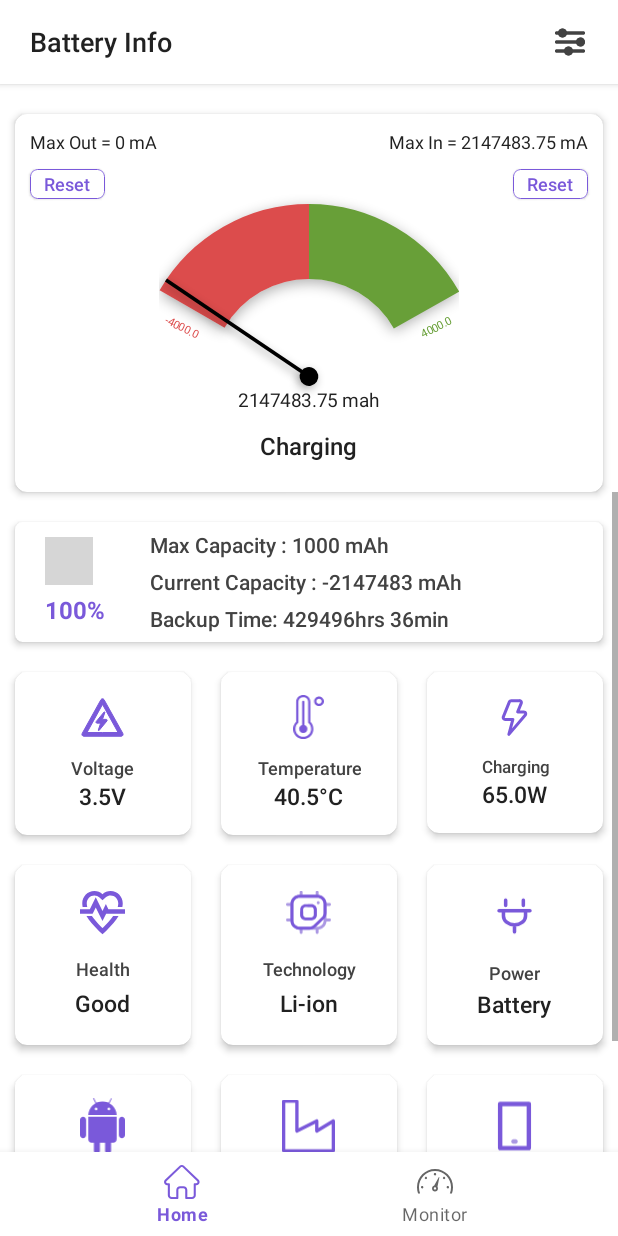
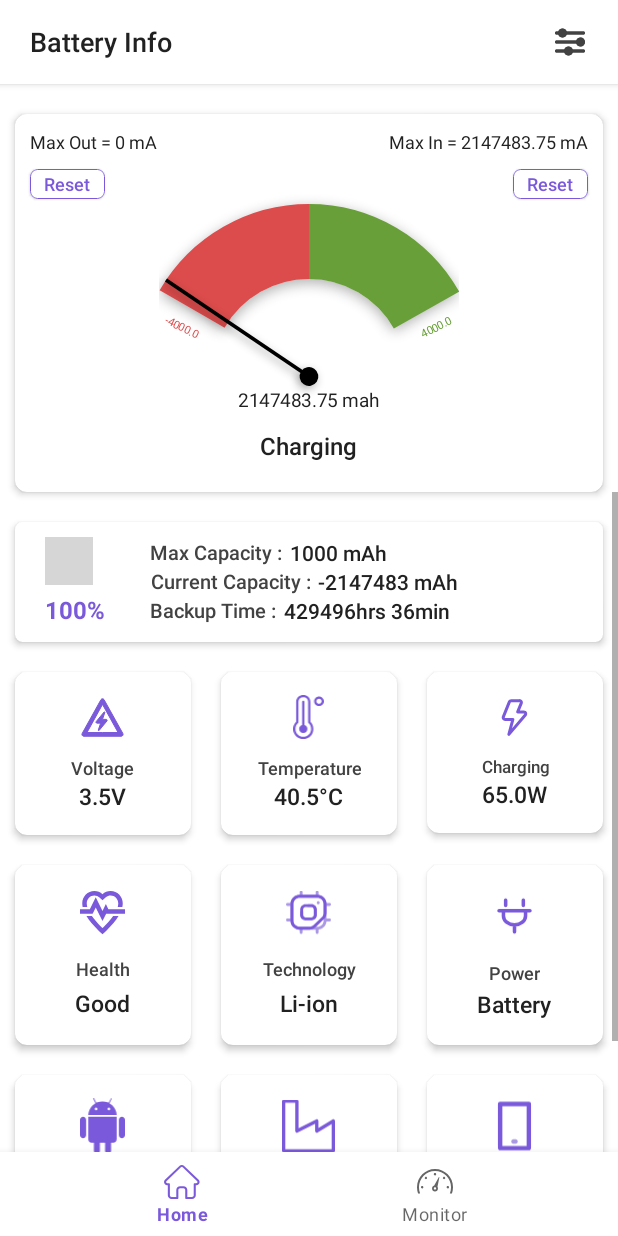
Before and after one commit to MugdhaRahman/Battery-Info, an Android app: the screen it shows after launch (MainActivity), on a phone screen of 412 x 824 dp. Run offline under Robolectric (Android 15) with nearby library versions, the phone set to English and light mode, and no system bars; plain views replace ABV; 1 statement that could not run was skipped; grey boxes are pictures that could not be loaded.

Commit message:
backup time optimize

```diff
--- a/app/src/main/java/com/mrapps/batteryinfo/fragment/FragmentHome.kt
+++ b/app/src/main/java/com/mrapps/batteryinfo/fragment/FragmentHome.kt
@@ -280,7 +280,7 @@ class FragmentHome : Fragment() {
 
         val totalCapacity = getBatteryCapacity(requireActivity()).toInt()
 
-        binding.maxCapacity.text = "Max Capacity : $totalCapacity mAh"
+        binding.maxCapacity.text = "$totalCapacity mAh"
 
         //android version
         binding.version.text = Build.VERSION.RELEASE
@@ -347,7 +347,7 @@ class FragmentHome : Fragment() {
                 val chargeCounter =
                     batteryManager.getIntProperty(BatteryManager.BATTERY_PROPERTY_CHARGE_COUNTER)
                 val currentCapacity = chargeCounter / 1000
-                binding.currentCapacity.text = "Current Capacity : $currentCapacity mAh"
+                binding.currentCapacity.text = "$currentCapacity mAh"
 
 
                 handler.postDelayed(this, 500)
@@ -362,7 +362,6 @@ class FragmentHome : Fragment() {
             @SuppressLint("SetTextI18n")
             override fun run() {
                 count++
-
                 //check is charging or not
                 val deviceStatus = requireActivity().registerReceiver(
                     null,
@@ -374,7 +373,7 @@ class FragmentHome : Fragment() {
                     deviceStatus == BatteryManager.BATTERY_STATUS_CHARGING || deviceStatus == BatteryManager.BATTERY_STATUS_FULL
 
 
-                if (count % 5 == 0) {
+                if (count % 3 == 0) {
                     count = 0
                     batteryUseList.clear()
                 } else {
@@ -398,18 +397,16 @@ class FragmentHome : Fragment() {
                     val hours = positiveEstimatedTimeSeconds / 3600
                     val minutes = (positiveEstimatedTimeSeconds % 3600) / 60
 
-
                     if (!isCharging) {
                         binding.remainingTime.text =
-                            "Backup Time: ${hours.toInt()}hrs ${minutes.toInt()}min"
+                            "${hours.toInt()}hrs ${minutes.toInt()}min"
                     } else {
                         binding.remainingTime.text = "Charging"
                     }
 
-
                 }
 
-                handler.postDelayed(this, 1000)
+                handler.postDelayed(this, 3000)
             }
         }
         handler.post(runnable2)
--- a/app/src/main/res/layout/fragment_home.xml
+++ b/app/src/main/res/layout/fragment_home.xml
@@ -197,37 +197,98 @@
                         android:gravity="center"
                         android:orientation="vertical">
 
+                        <LinearLayout
+                            android:layout_width="match_parent"
+                            android:layout_height="wrap_content"
+                            android:layout_gravity="center"
+                            android:orientation="horizontal">
+
+                            <TextView
+                                android:layout_width="wrap_content"
+                                android:layout_height="wrap_content"
+                                android:layout_gravity="start"
+                                android:fontFamily="sans-serif-medium"
+                                android:gravity="center"
+                                android:text="Max Capacity :"
+                                android:textColor="@color/textColorSecondary"
+                                android:textSize="13sp" />
+
                             <TextView
                                 android:id="@+id/maxCapacity"
                                 android:layout_width="wrap_content"
                                 android:layout_height="wrap_content"
                                 android:layout_gravity="start"
+                                android:layout_marginStart="5dp"
                                 android:fontFamily="sans-serif-medium"
-                            android:text="Max Capacity : 1000 mah"
+                                android:gravity="center"
+                                android:text="1000 mah"
+                                android:textColor="@color/textColor"
+                                android:textSize="14sp" />
+
+                        </LinearLayout>
+
+
+                        <LinearLayout
+                            android:layout_width="match_parent"
+                            android:layout_height="wrap_content"
+                            android:layout_gravity="center"
+                            android:orientation="horizontal">
+
+                            <TextView
+                                android:layout_width="wrap_content"
+                                android:layout_height="wrap_content"
+                                android:layout_gravity="start"
+                                android:fontFamily="sans-serif-medium"
+                                android:gravity="center"
+                                android:text="Current Capacity :"
                                 android:textColor="@color/textColorSecondary"
-                            android:textSize="14sp" />
+                                android:textSize="13sp" />
 
                             <TextView
                                 android:id="@+id/currentCapacity"
                                 android:layout_width="wrap_content"
                                 android:layout_height="wrap_content"
                                 android:layout_gravity="start"
-                            android:layout_marginTop="5dp"
+                                android:layout_marginStart="5dp"
                                 android:fontFamily="sans-serif-medium"
-                            android:text="Current Capacity : 1000 mah"
+                                android:gravity="center"
+                                android:text="1000 mah"
+                                android:textColor="@color/textColor"
+                                android:textSize="14sp" />
+
+                        </LinearLayout>
+
+
+                        <LinearLayout
+                            android:layout_width="match_parent"
+                            android:layout_height="wrap_content"
+                            android:layout_gravity="center"
+                            android:orientation="horizontal">
+
+                            <TextView
+                                android:layout_width="wrap_content"
+                                android:layout_height="wrap_content"
+                                android:layout_gravity="start"
+                                android:fontFamily="sans-serif-medium"
+                                android:gravity="center"
+                                android:text="Backup Time :"
                                 android:textColor="@color/textColorSecondary"
-                            android:textSize="14sp" />
+                                android:textSize="13sp" />
 
                             <TextView
                                 android:id="@+id/remainingTime"
                                 android:layout_width="wrap_content"
                                 android:layout_height="wrap_content"
                                 android:layout_gravity="start"
-                            android:layout_marginTop="5dp"
+                                android:layout_marginStart="5dp"
                                 android:fontFamily="sans-serif-medium"
-                            android:text=""
-                            android:textColor="@color/textColorSecondary"
+                                android:gravity="center"
+                                android:text="1hrs 30min"
+                                android:textColor="@color/textColor"
                                 android:textSize="14sp" />
+
+                        </LinearLayout>
+
 
                     </LinearLayout>
 
```
Lines whose indentation alone changed are shown as unchanged.
